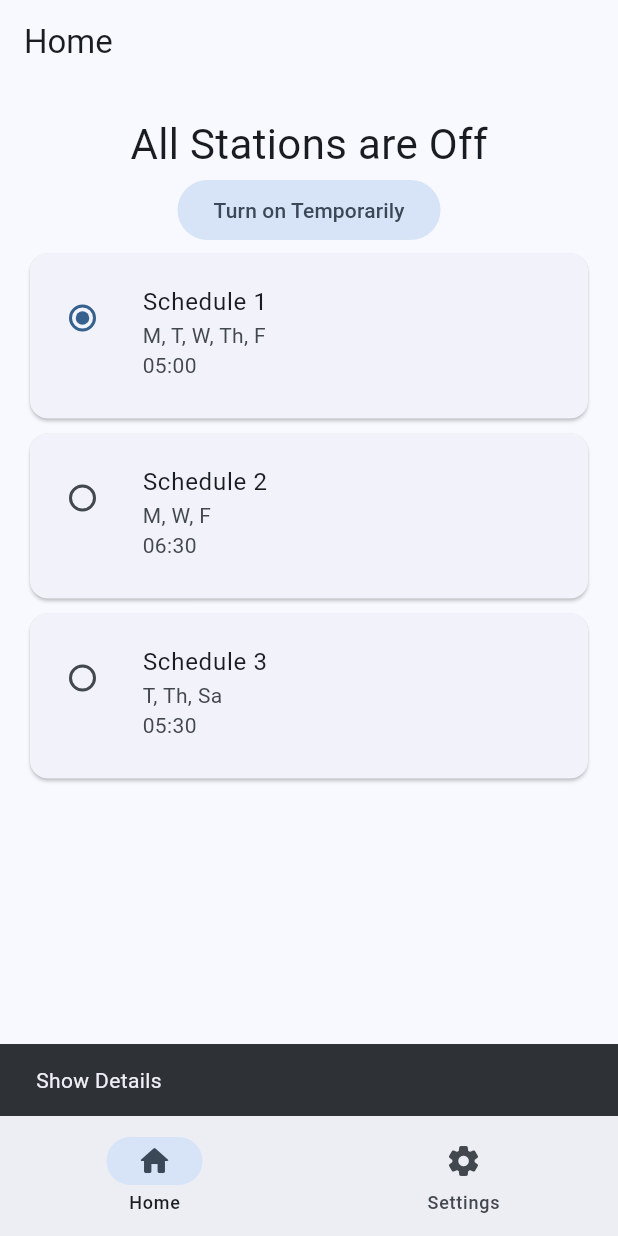
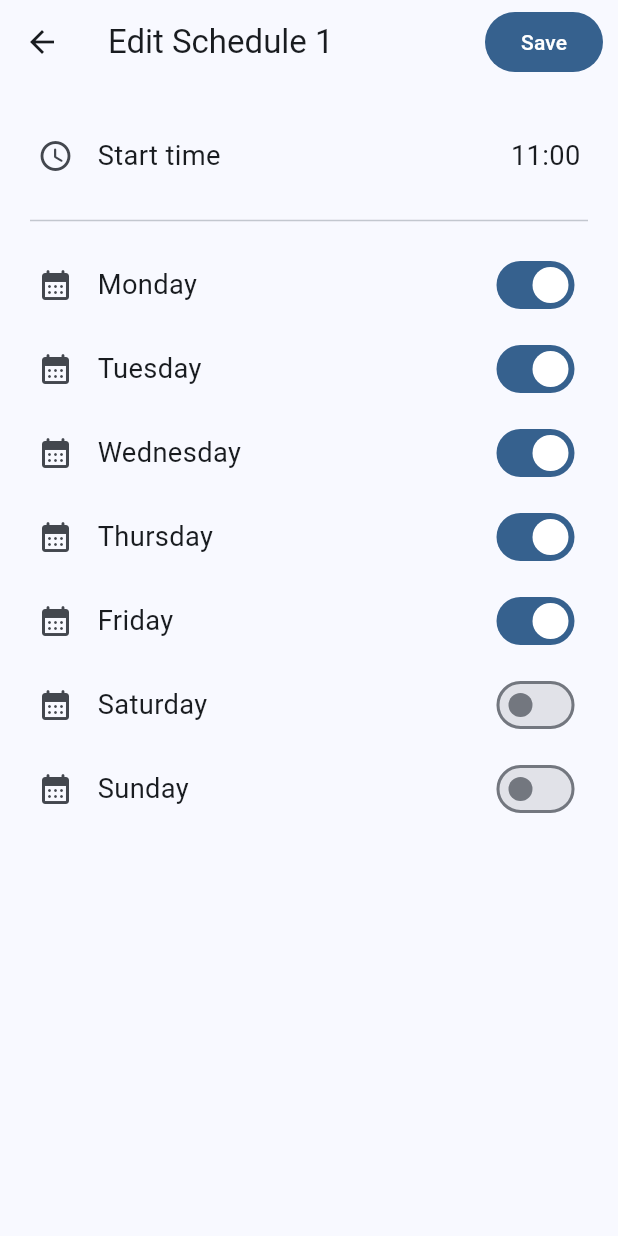
Before and after one commit to WilliamBarber/ReticController, a Flutter app: the screen it shows after launch, after a tap on "Schedule 1", on a phone screen of 412 x 824 dp. Run offline on Flutter 3.47's test engine with Material 3 defaults, Android fonts, the phone set to English and light mode, and no system bars; drawn by our look-alikes of dynamic_color.

Commit message:
Add ability to edit schedules

```diff
--- a/retic_controller/lib/AppState.dart
+++ b/retic_controller/lib/AppState.dart
@@ -1,8 +1,20 @@
 import 'package:flutter/material.dart';
 import 'ServerSimulator.dart';
 
+enum DateFormat {
+  dayMonthYear('Day/Month/Year'),
+  monthDayYear('Month/Day/Year'),
+  yearMonthDay('Year/Month/Day');
+
+  const DateFormat(this.label);
+
+  final String label;
+}
+
+
 class AppState extends ChangeNotifier {
   int selectedIndex = 0;
+  var dateFormat = DateFormat.dayMonthYear;
 
   ServerSimulator server = ServerSimulator();
   int duration = 1; //TODO: pull from server
@@ -17,6 +29,29 @@ class AppState extends ChangeNotifier {
     notifyListeners();
   }
 
+  bool isDayActiveInSchedule(int scheduleIndex, int dayIndex) {
+    return server.getSchedule(scheduleIndex).getDays().contains(Day.values[dayIndex]);
+  }
+
+  void setDayStatusInSchedule(int scheduleIndex, int dayIndex, bool active) {
+    Schedule oldSchedule = server.getSchedule(scheduleIndex);
+    List<Day> newDays = oldSchedule.getDays();
+    if (active) {
+      newDays.add(Day.values[dayIndex]);
+    }
+    else {
+      newDays.remove(Day.values[dayIndex]);
+    }
+    server.replaceSchedule(scheduleIndex, Schedule(newDays, oldSchedule.getHour(), oldSchedule.getMinute()));
+    notifyListeners();
+  }
+
+  String getDayForIndex(int index) {
+    String dayString = Day.values[index].toString();
+    dayString = dayString.substring(dayString.indexOf('.') + 1);
+    return dayString.replaceFirst(dayString[0], dayString[0].toUpperCase());
+  }
+
   void activateSchedule(int schedule) {
     server.activateSchedule(schedule);
     activeSchedule = server.getActiveScheduleIndex();
@@ -24,8 +59,8 @@ class AppState extends ChangeNotifier {
   }
 
   Column _createScheduleColumn(int scheduleNumber) {
-    String dayString = server.getScheduleNumber(scheduleNumber).getDayString();
-    String timeString = server.getScheduleNumber(scheduleNumber).getTimeString();
+    String dayString = server.getSchedule(scheduleNumber).getDayString();
+    String timeString = server.getSchedule(scheduleNumber).getTimeString();
     return Column(
       crossAxisAlignment: CrossAxisAlignment.start,
       children: [
--- /dev/null
+++ b/retic_controller/lib/DateTimeConverter.dart
@@ -0,0 +1,113 @@
+import 'package:flutter/material.dart';
+import 'package:provider/provider.dart';
+
+import 'AppState.dart';
+
+class DateTimeConverter {
+  static String weekdayToString(int dateInt) {
+    switch (dateInt) {
+      case 1:
+        return 'Monday';
+      case 2:
+        return 'Tuesday';
+      case 3:
+        return 'Wednesday';
+      case 4:
+        return 'Thursday';
+      case 5:
+        return 'Friday';
+      case 6:
+        return 'Saturday';
+      case 7:
+        return 'Sunday';
+      default:
+        return 'Invalid Date';
+    }
+  }
+
+  static String getMonthString(DateTime dateTime) {
+    late String tempMonth;
+    dateTime.month < 10
+        ? tempMonth = '0${dateTime.month}'
+        : tempMonth = dateTime.month.toString();
+    return tempMonth;
+  }
+
+  static String getDayString(DateTime dateTime) {
+    late String tempDay;
+    dateTime.day < 10
+        ? tempDay = '0${dateTime.day}'
+        : tempDay = dateTime.day.toString();
+    return tempDay;
+  }
+
+  static String getHourStringDateTime(DateTime dateTime) {
+    late String tempHour;
+    dateTime.hour < 10
+        ? tempHour = '0${dateTime.hour}'
+        : tempHour = '${dateTime.hour}';
+    return tempHour;
+  }
+
+  static String getMinuteStringDateTime(DateTime dateTime) {
+    late String tempMinute;
+    dateTime.minute < 10
+        ? tempMinute = '0${dateTime.minute}'
+        : tempMinute = '${dateTime.minute}';
+    return tempMinute;
+  }
+
+  static String getHourStringTimeOfDay(TimeOfDay timeOfDay) {
+    late String tempHour;
+    timeOfDay.hour < 10
+        ? tempHour = '0${timeOfDay.hour}'
+        : tempHour = '${timeOfDay.hour}';
+    return tempHour;
+  }
+
+  static String getMinuteStringTimeOfDay(TimeOfDay timeOfDay) {
+    late String tempMinute;
+    timeOfDay.minute < 10
+        ? tempMinute = '0${timeOfDay.minute}'
+        : tempMinute = '${timeOfDay.minute}';
+    return tempMinute;
+  }
+
+  static String getDateStringYearMonthDay(DateTime dateTime) {
+    return '${dateTime.year}/${dateTime.month}/${dateTime.day}';
+  }
+
+  static String getDateStringDayMonthYear(DateTime dateTime) {
+    return '${dateTime.day}/${dateTime.month}/${dateTime.year}';
+  }
+
+  static String getDateStringMonthDayYear(DateTime dateTime) {
+    return '${dateTime.month}/${dateTime.day}/${dateTime.year}';
+  }
+
+  static String formattedDate(DateTime dateTime, BuildContext context) {
+    var appState = context.watch<AppState>();
+
+    if (appState.dateFormat == DateFormat.dayMonthYear) {
+      return '${dateTime.day}/${dateTime.month}/${dateTime.year}';
+    } else if (appState.dateFormat == DateFormat.monthDayYear) {
+      return '${dateTime.month}/${dateTime.day}/${dateTime.year}';
+    } else {
+      return '${dateTime.year}/${dateTime.month}/${dateTime.day}';
+    }
+  }
+
+  static compareDates(DateTime date1, DateTime date2) {
+    return date1.year == date2.year &&
+        date1.month == date2.month &&
+        date1.day == date2.day;
+  }
+
+  static getNextHalfHour(DateTime dateTime) {
+    if (dateTime.minute < 30) {
+      return dateTime.add(Duration(minutes: 30 - dateTime.minute));
+    } else {
+      return dateTime.add(Duration(minutes: 60 - dateTime.minute));
+    }
+  }
+}
--- a/retic_controller/lib/Homepage.dart
+++ b/retic_controller/lib/Homepage.dart
@@ -2,6 +2,7 @@ import 'package:flutter/material.dart';
 import 'package:provider/provider.dart';
 import 'AppState.dart';
 import 'TempStatusPage.dart';
+import 'ScheduleEdit.dart';
 
 class HomePage extends StatelessWidget {
   const HomePage({super.key});
@@ -58,9 +59,14 @@ class HomePage extends StatelessWidget {
                   itemBuilder: (context, index) {
                     return GestureDetector(
                       onTap: () {
-                        const snackBar =
-                            SnackBar(content: Text('Show Details'));
-                        ScaffoldMessenger.of(context).showSnackBar(snackBar);
+                        Navigator.push(
+                          context,
+                          MaterialPageRoute(builder: (context) {
+                            return Scaffold(
+                              body: ScheduleEditPage(scheduleIndex: index + 1),
+                            );
+                          }),
+                        );
                       },
                       child: Card(
                         margin: const EdgeInsets.symmetric(vertical: 5),
--- /dev/null
+++ b/retic_controller/lib/ScheduleEdit.dart
@@ -0,0 +1,117 @@
+import 'package:flutter/material.dart';
+import 'package:provider/provider.dart';
+import 'AppState.dart';
+import 'DateTimeConverter.dart';
+
+class ScheduleEditPage extends StatefulWidget {
+  const ScheduleEditPage({super.key, required this.scheduleIndex});
+
+  final int scheduleIndex; //1 = schedule1, 2 = schedule2, etc.
+
+  @override
+  State<ScheduleEditPage> createState() => _ScheduleEditPageState();
+}
+
+class _ScheduleEditPageState extends State<ScheduleEditPage> {
+  final DateTime day = DateTime.now();
+
+  TimeOfDay time =
+      TimeOfDay.fromDateTime(DateTime.now().add(const Duration(minutes: 1)));
+  late DateTime selectedDateTime = DateTimeConverter.getNextHalfHour(DateTime.parse(
+      '${day.year}-${DateTimeConverter.getMonthString(day)}-${DateTimeConverter.getDayString(day)} ${DateTimeConverter.getHourStringTimeOfDay(time)}:${DateTimeConverter.getMinuteStringTimeOfDay(time)}'));
+
+  List<bool> queuedDayStatuses = [];
+
+
+  @override
+  Widget build(BuildContext context) {
+    var appState = context.watch<AppState>();
+
+    int scheduleIndex = widget.scheduleIndex;
+    for (int i = 0; i < 7; i++) {
+      queuedDayStatuses.add(appState.isDayActiveInSchedule(scheduleIndex, i));
+    }
+
+    return Scaffold(
+      appBar: AppBar(
+        title: Text('Edit Schedule $scheduleIndex'),
+        actions: [
+          Padding(
+            padding: const EdgeInsets.only(right: 10.0),
+            child: FilledButton(
+                onPressed: () async {
+                  //TODO: push to AppState/server
+                  for (int i = 0; i < 7; i++) {
+                    appState.setDayStatusInSchedule(scheduleIndex, i, queuedDayStatuses[i]);
+                  }
+                  Navigator.pop(context);
+                },
+                child: const Text('Save')),
+          ),
+        ],
+      ),
+      body: Padding(
+        padding: const EdgeInsets.all(20),
+        child: ListView(
+          children: [
+            ListTile(
+              contentPadding: const EdgeInsets.only(left: 5.0, right: 5.0),
+              leading: const Icon(Icons.access_time_rounded),
+              title: Text(
+                  style: DefaultTextStyle.of(context)
+                      .style
+                      .apply(fontSizeFactor: 1.3),
+                  'Start time'),
+              onTap: () async {
+                TimeOfDay? picked = await showTimePicker(
+                  helpText: '',
+                  context: context,
+                  initialTime: TimeOfDay.fromDateTime(selectedDateTime),
+                );
+                if (picked != null) {
+                  setState(() {
+                    selectedDateTime = DateTime.parse(
+                        '${selectedDateTime.year}-${DateTimeConverter.getMonthString(selectedDateTime)}-${DateTimeConverter.getDayString(selectedDateTime)} ${DateTimeConverter.getHourStringTimeOfDay(picked)}:${DateTimeConverter.getMinuteStringTimeOfDay(picked)}');
+                  });
+                }
+              },
+              trailing: Text(
+                  style: DefaultTextStyle.of(context)
+                      .style
+                      .apply(fontSizeFactor: 1.3),
+                  ' ${DateTimeConverter.getHourStringDateTime(selectedDateTime)}:${DateTimeConverter.getMinuteStringDateTime(selectedDateTime)}'),
+            ),
+            const Divider(
+                height: 30
+            ),
+            ListView.builder(
+              physics: const NeverScrollableScrollPhysics(),
+              shrinkWrap: true,
+              itemCount: 7,
+              itemBuilder: (context, dayIndex) {
+                return SwitchListTile(
+                    contentPadding: const EdgeInsets.only(
+                      left: 5,
+                      right: 5,
+                    ),
+                    secondary: const Icon(Icons.calendar_month_rounded),
+                    title: Text(
+                        style: DefaultTextStyle.of(context)
+                            .style
+                            .apply(fontSizeFactor: 1.3),
+                        appState.getDayForIndex(dayIndex)),
+                    value: queuedDayStatuses[dayIndex],
+                    onChanged: (bool value) {
+                      setState(() {
+                        queuedDayStatuses[dayIndex] = value;
+                      });
+                    });
+              }
+            ),
+          ],
+        ),
+      ),
+    );
+
+  }
+}
--- a/retic_controller/lib/ServerSimulator.dart
+++ b/retic_controller/lib/ServerSimulator.dart
@@ -1,3 +1,5 @@
+enum Day {monday, tuesday, wednesday, thursday, friday, saturday, sunday}
+
 class ServerSimulator {
   int _activeStation = 0;
   List<Schedule> _schedules = [
@@ -28,13 +30,6 @@ class ServerSimulator {
   2: schedule 2
   3: schedule 3
    */
-  void activateSchedule(int schedule) {
-    for (int i = 0; i < _schedules.length; i++) {
-      _schedules[i].makeInactive();
-    }
-    _schedules[schedule].makeActive();
-  }
-
   int getActiveScheduleIndex() {
     for (int i = 0; i < _schedules.length; i++) {
       if (_schedules[i].isActive()) {
@@ -44,13 +39,22 @@ class ServerSimulator {
     return 0;
   }
 
-  Schedule getScheduleNumber(int index) {
+  void activateSchedule(int schedule) {
+    for (int i = 0; i < _schedules.length; i++) {
+      _schedules[i].makeInactive();
+    }
+    _schedules[schedule].makeActive();
+  }
+
+  Schedule getSchedule(int index) {
     return _schedules[index];
   }
 
+  void replaceSchedule(int scheduleIndex, Schedule newSchedule) {
+    _schedules[scheduleIndex] = newSchedule;
+  }
+
 }
-
-enum Day {monday, tuesday, wednesday, thursday, friday, saturday, sunday}
 
 class Schedule {
   int _timeHour = 0;
@@ -79,6 +83,14 @@ class Schedule {
 
   List<Day> getDays() {
     return _days;
+  }
+
+  int getHour() {
+    return _timeHour;
+  }
+
+  int getMinute() {
+    return _timeMinute;
   }
 
   String getTimeString() {
```
Also changed, not shown: retic_controller/lib/TempStatusPage.dart (+1 -7 lines).
